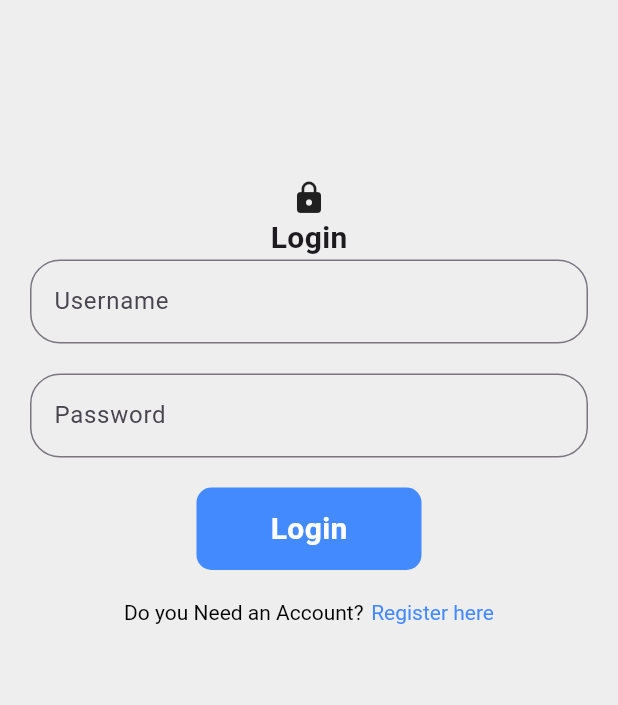
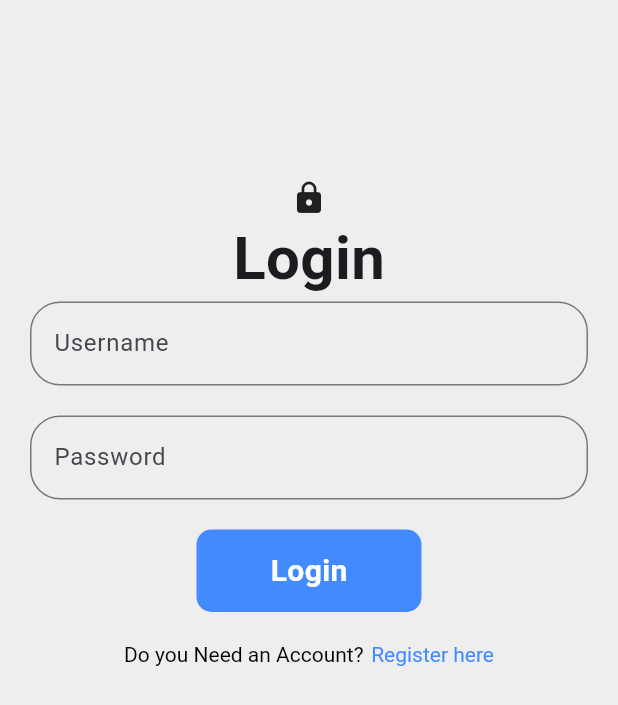
Before and after one commit to aghori90/flutter_auth, a Flutter app: the screen it shows after launch, on a phone screen of 412 x 824 dp. Shown: the top 705 px of the screen. Run offline on Flutter 3.47's test engine with Material 2 defaults, Android fonts, the phone set to English and light mode, and no system bars.

Commit message:
upto register form

```diff
--- a/lib/screen/login.dart
+++ b/lib/screen/login.dart
@@ -34,7 +34,7 @@ class _LoginState extends State<Login> {
                 Icon(Icons.lock),
                 Text(
                   'Login',
-                  style: TextStyle(fontWeight: FontWeight.bold, fontSize: 20),
+                  style: TextStyle(fontWeight: FontWeight.bold, fontSize: 40),
                 ),
                 TextField(
                   keyboardType: TextInputType.emailAddress,
@@ -76,16 +76,17 @@ class _LoginState extends State<Login> {
                           style: TextStyle(color: Colors.black)),
                       WidgetSpan(
                           child: SizedBox(
-                            width: 5,
-                          )),
+                        width: 5,
+                      )),
                       TextSpan(
                           text: 'Register here',
                           style: TextStyle(color: Colors.blueAccent),
                           recognizer: TapGestureRecognizer()
                             ..onTap = () {
                               // routing internal with link
-                              Navigator.of(context).pushReplacement(MaterialPageRoute(
-                                  builder: (context) => Register()));
+                              Navigator.of(context).pushReplacement(
+                                  MaterialPageRoute(
+                                      builder: (context) => Register()));
                             }),
                     ],
                   ),
--- a/pubspec.yaml
+++ b/pubspec.yaml
@@ -35,6 +35,8 @@ dependencies:
   # The following adds the Cupertino Icons font to your application.
   # Use with the CupertinoIcons class for iOS style icons.
   cupertino_icons: ^1.0.2
+  provider: ^6.0.5
+  rxdart: ^0.27.7
 
 dev_dependencies:
   flutter_test:
```
Also changed, not shown: lib/bloc/login_bloc.dart (added), lib/bloc/register_bloc.dart (added), pubspec.lock.
